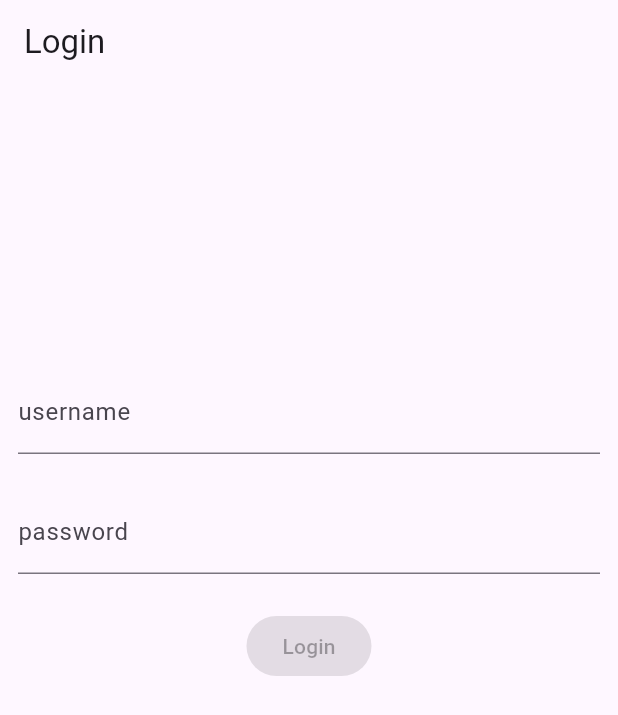
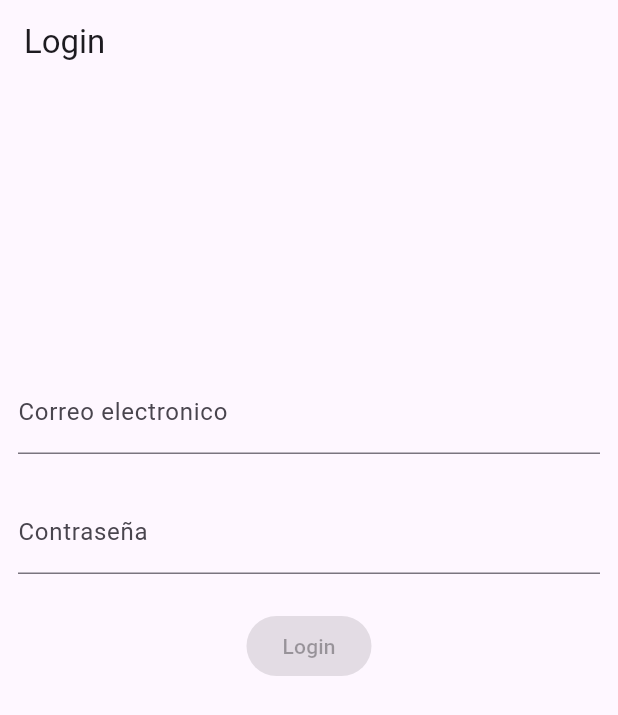
Before and after one commit to blaicer15/recetas-medicas, a Flutter app: the screen it shows after launch, on a phone screen of 412 x 824 dp. Shown: the top 715 px of the screen. Run offline on Flutter 3.47's test engine with Material 3 defaults, Android fonts, the phone set to English and light mode, and no system bars; our stand-ins replace bloc, equatable, flutter_bloc, flutter_riverpod, formz, go_router and 1 more; accounts and stored records are empty.

Commit message:
feat (login component): redirigiendo a inicio

```diff
--- a/lib/src/components/login.dart
+++ b/lib/src/components/login.dart
@@ -1,6 +1,7 @@
 import 'package:flutter/material.dart';
 import 'package:flutter_bloc/flutter_bloc.dart';
 import 'package:formz/formz.dart';
+import 'package:go_router/go_router.dart';
 import 'package:recetas_medicas/src/bloc/login_bloc.dart';
 
 class LoginComponent extends StatelessWidget {
@@ -8,13 +9,25 @@ class LoginComponent extends StatelessWidget {
 
   @override
   Widget build(BuildContext context) {
-    return BlocListener<LoginBloc, LoginState>(listener: (context, state) => {
-if (state.status.isFailure) {
+    return BlocListener<LoginBloc, LoginState>(
+      listener: (context, state) => {
+        if (state.status.isFailure)
+          {
             ScaffoldMessenger.of(context)
               ..hideCurrentSnackBar()
               ..showSnackBar(
-              const SnackBar(content: Text('Authentication Failure')),
+                const SnackBar(content: Text('La authentificacion fallo')),
               )
+          },
+        if (state.status.isSuccess)
+          {
+            ScaffoldMessenger.of(context)
+              ..hideCurrentSnackBar()
+              ..showSnackBar(
+                const SnackBar(
+                    content: Text('La authentificacion fue exitosa')),
+              ),
+            context.goNamed("home")
           }
       },
       child: Align(
@@ -29,48 +42,6 @@ if (state.status.isFailure) {
             _LoginButton(),
           ],
         ),
-      ),
-    );
-  }
-}
-
-
-class _UsernameInput extends StatelessWidget {
-  @override
-  Widget build(BuildContext context) {
-    final displayError = context.select(
-      (LoginBloc bloc) => bloc.state.username.displayError,
-    );
-
-    return TextField(
-      key: const Key('loginForm_usernameInput_textField'),
-      onChanged: (username) {
-        context.read<LoginBloc>().add(LoginUsernameChanged(username));
-      },
-      decoration: InputDecoration(
-        labelText: 'username',
-        errorText: displayError != null ? 'invalid username' : null,
-      ),
-    );
-  }
-}
-
-class _PasswordInput extends StatelessWidget {
-  @override
-  Widget build(BuildContext context) {
-    final displayError = context.select(
-      (LoginBloc bloc) => bloc.state.password.displayError,
-    );
-
-    return TextField(
-      key: const Key('loginForm_passwordInput_textField'),
-      onChanged: (password) {
-        context.read<LoginBloc>().add(LoginPasswordChanged(password));
-      },
-      obscureText: true,
-      decoration: InputDecoration(
-        labelText: 'password',
-        errorText: displayError != null ? 'invalid password' : null,
       ),
     );
   }
@@ -96,3 +67,44 @@ class _LoginButton extends StatelessWidget {
     );
   }
 }
+
+class _PasswordInput extends StatelessWidget {
+  @override
+  Widget build(BuildContext context) {
+    final displayError = context.select(
+      (LoginBloc bloc) => bloc.state.password.displayError,
+    );
+
+    return TextField(
+      key: const Key('loginForm_passwordInput_textField'),
+      onChanged: (password) {
+        context.read<LoginBloc>().add(LoginPasswordChanged(password));
+      },
+      obscureText: true,
+      decoration: InputDecoration(
+        labelText: 'Contraseña',
+        errorText: displayError != null ? 'invalid password' : null,
+      ),
+    );
+  }
+}
+
+class _UsernameInput extends StatelessWidget {
+  @override
+  Widget build(BuildContext context) {
+    final displayError = context.select(
+      (LoginBloc bloc) => bloc.state.username.displayError,
+    );
+
+    return TextField(
+      key: const Key('loginForm_usernameInput_textField'),
+      onChanged: (username) {
+        context.read<LoginBloc>().add(LoginUsernameChanged(username));
+      },
+      decoration: InputDecoration(
+        labelText: 'Correo electronico',
+        errorText: displayError != null ? 'Correo electonico invalido' : null,
+      ),
+    );
+  }
+}
```
Lines whose indentation alone changed are shown as unchanged.
